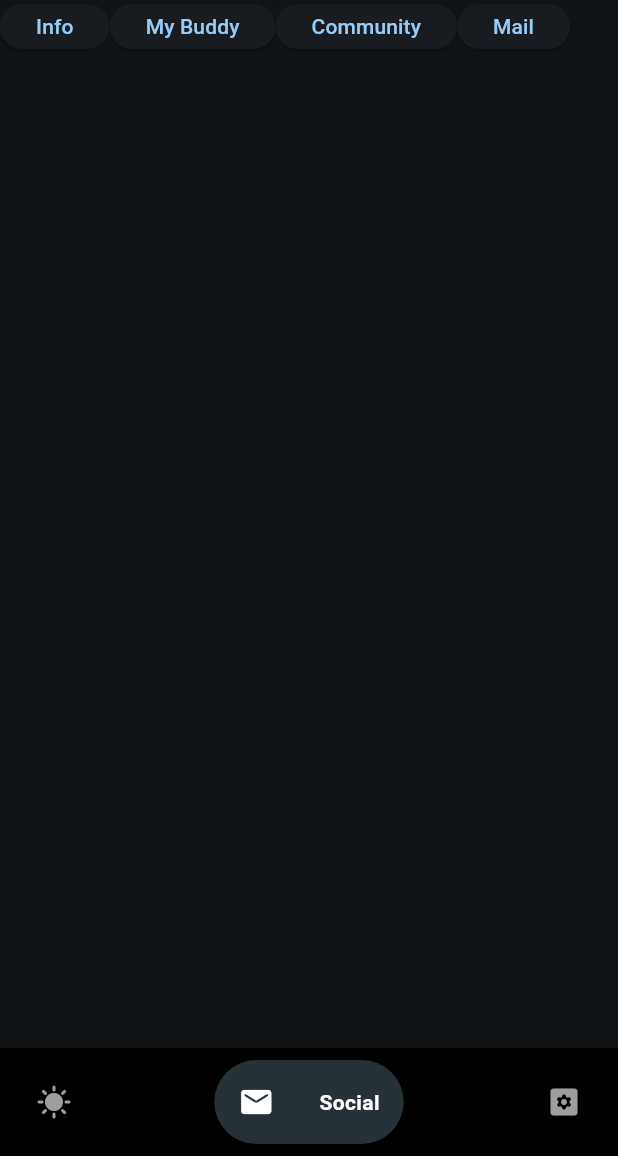
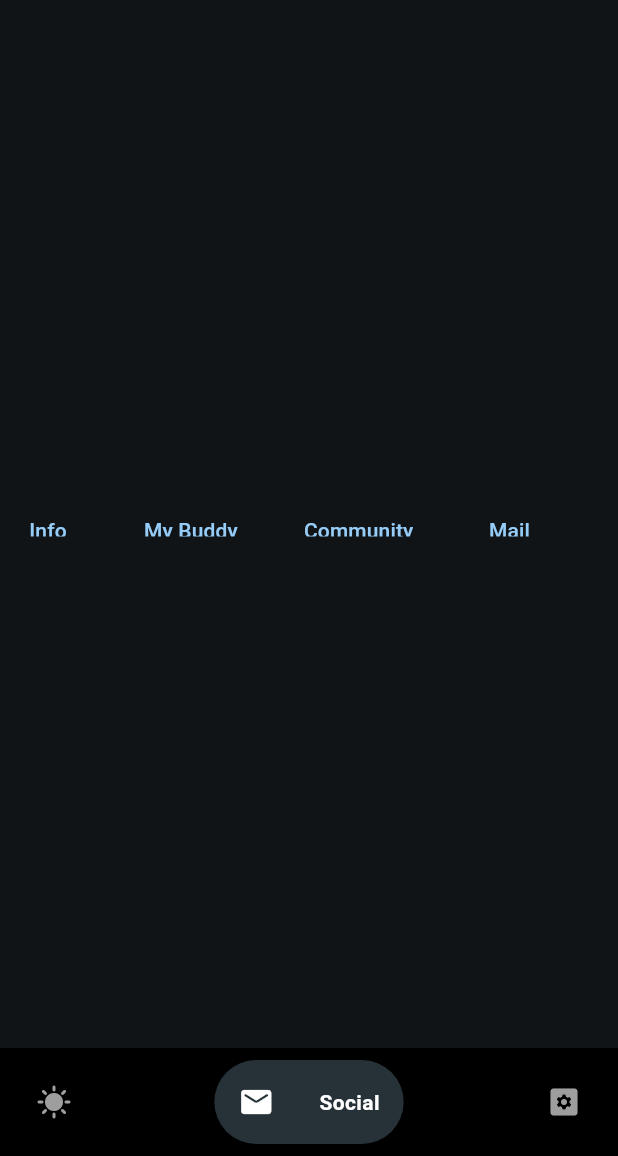
Before and after one commit to 51FanZzz/Mindease, a Flutter app: the DailySection screen opened directly, item 2 of the bottom bar chosen, on a phone screen of 412 x 824 dp, the part 80-1236 px from its top. Run offline on Flutter 3.47's test engine with Material 3 defaults, Android fonts, the phone set to English and light mode, and no system bars; drawn by our look-alikes of google_nav_bar; our stand-ins replace faker; missing offline and left inert: dart:js.

Commit message:
Update daily_section.dart
Changed button style from button into text button. Left some issue with it need to be fixed at the bottom of this file

```diff
--- a/lib/daily_section.dart
+++ b/lib/daily_section.dart
@@ -1,3 +1,5 @@
+import 'dart:js';
+
 import 'package:flutter/cupertino.dart';
 import 'package:flutter/material.dart';
 import 'package:flutter/rendering.dart';
@@ -180,7 +182,8 @@ class _DailySectionState extends State<DailySection> {
               scrollDirection: Axis.horizontal,
               children: [
                 ElevatedButton(
-                  onPressed: (){MaterialPageRoute(builder: (context)=> daily_tracker(),
+                  onPressed: (){
+                    MaterialPageRoute(builder: (context)=> daily_tracker(),
                    );
                   },
                   child: Text('Tracker'),
@@ -206,29 +209,40 @@ class _DailySectionState extends State<DailySection> {
     // Widgets for Social
     Center(
       child:Column(
+        mainAxisAlignment: MainAxisAlignment.center,
         children: [
           SizedBox(
             height:30,
             child: ListView(
               scrollDirection: Axis.horizontal,
               children: [
-                ElevatedButton(
-                  onPressed: (){ MaterialPageRoute(builder: (context)=> social_info(),
+                TextButton(
+                  onPressed: (){
+                    MaterialPageRoute(builder: (context)=> social_info(),
                    );
                   },
                   child: Text('Info'),
                   ),
-                  ElevatedButton(
-                  onPressed: (){},
+                  SizedBox(width: normalSizedGap,),
+                  TextButton(
+                  onPressed: (){
+
+                  },
                   child: Text('My Buddy'),
                   ),
-                  ElevatedButton(
-                  onPressed: (){},
+                  SizedBox(width: normalSizedGap,),
+                  TextButton(
+                  onPressed: (){
+
+                  },
                   child: Text('Community'),
                   ),
-                  ElevatedButton(
-                  onPressed: (){},
-                  child: Text('Mail'),
+                  SizedBox(width: normalSizedGap,),
+                  TextButton(
+                  onPressed: (){
+
+                  },
+                  child: Text('Mail'), // TODO: Change this main next to the profile pic
                   ),
                ],
             ),
@@ -236,19 +250,43 @@ class _DailySectionState extends State<DailySection> {
         ],
        ),
     ),
-    // Widgets for Settings
+
+    // Widgets for Settings tab
     Center(
       child: Column(
-        children: <Widget>[
+        children:<Widget>[
+         TextButton(
+          onPressed: (){
+            Navigator.push(
+              context,
+              MaterialPageRoute(
+              builder: (context)=> Profile(), // TODO: navigate to profile page( dont work??)
+            ),
+            );
+
+          },
+          child: Text('Profile'),
+         ),
+         SizedBox(height: middleSizedGap,),
+
          TextButton(
           onPressed: (){
 
           },
-          child: Text('Profile'),
-          // style: TextStyle(
-          //   fontSize: 20,
-          // ),
+          child: Text('Common Settings'),
          ),
+         SizedBox(height: normalSizedGap,),
+
+         TextButton(
+          onPressed:(){
+            MaterialPageRoute(
+
+              );
+          },
+           child: Text('Notifications'),
+           ),
+           SizedBox(height: normalSizedGap,),
+
 
         ],
       ),
```
